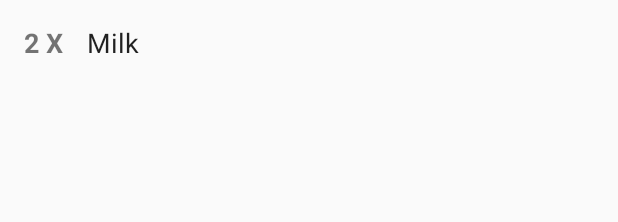
After one commit to Sebaszjuh/MadLevel4Task1, an Android app: the layout item_product.xml on its own in the app's theme, with its tools: preview values and no code run, on a phone screen of 412 x 824 dp. The commit adds this screen. Shown: the top 222 px of the screen. Run offline under Robolectric (Android 15) with nearby library versions, the phone set to English and light mode, and no system bars.

Commit message:
Implemented adapter & product model + layout

```diff
--- a/app/src/main/java/com/example/madlevel4task1/MainActivity.kt
+++ b/app/src/main/java/com/example/madlevel4task1/MainActivity.kt
@@ -13,4 +13,6 @@ class MainActivity : AppCompatActivity() {
         setSupportActionBar(findViewById(R.id.toolbar))
 
     }
+
+
 }
--- /dev/null
+++ b/app/src/main/java/com/example/madlevel4task1/Model/Product.kt
@@ -0,0 +1,6 @@
+package com.example.madlevel4task1.Model
+
+data class Product (
+    var product: String,
+    var amount : Int
+)
--- /dev/null
+++ b/app/src/main/res/layout/item_product.xml
@@ -0,0 +1,36 @@
+<?xml version="1.0" encoding="utf-8"?>
+<androidx.constraintlayout.widget.ConstraintLayout xmlns:android="http://schemas.android.com/apk/res/android"
+    xmlns:app="http://schemas.android.com/apk/res-auto"
+    xmlns:tools="http://schemas.android.com/tools"
+    android:layout_width="match_parent"
+    android:layout_height="wrap_content"
+    android:background="?attr/selectableItemBackground"
+    android:clickable="true"
+    android:orientation="vertical"
+    android:padding="16dp">
+
+    <TextView
+        android:id="@+id/productQuantity"
+        android:layout_width="wrap_content"
+        android:layout_height="wrap_content"
+        android:textSize="18sp"
+        android:textStyle="bold"
+        app:layout_constraintBottom_toBottomOf="parent"
+        app:layout_constraintStart_toStartOf="parent"
+        app:layout_constraintTop_toTopOf="parent"
+        tools:text="2 X" />
+
+    <TextView
+        android:id="@+id/productName"
+        style="@style/TextAppearance.AppCompat.Body1"
+        android:layout_width="0dp"
+        android:layout_height="wrap_content"
+        android:layout_marginStart="16dp"
+        android:textSize="18sp"
+        app:layout_constraintBottom_toBottomOf="parent"
+        app:layout_constraintEnd_toEndOf="parent"
+        app:layout_constraintStart_toEndOf="@id/productQuantity"
+        app:layout_constraintTop_toTopOf="parent"
+        tools:text="Milk" />
+
+</androidx.constraintlayout.widget.ConstraintLayout>
```
Also changed, not shown: app/src/main/java/com/example/madlevel4task1/ShoppingListAdapter.kt (added, +39 -0 lines).
